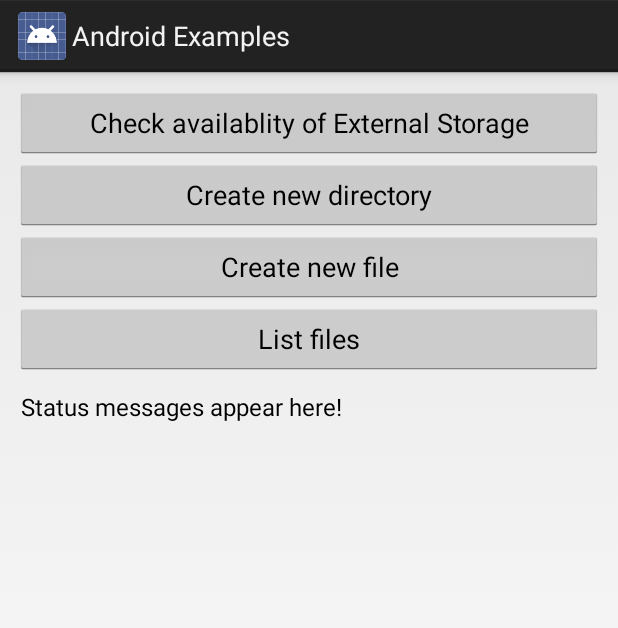
After one commit to VamsiSangam/AndroidExamples, an Android app: the ExternalStorageDemoActivity screen opened directly, with no data from a screen before it, on a phone screen of 412 x 824 dp. The commit adds this screen. Shown: the top 628 px of the screen. Run offline under Robolectric (Android 15) with nearby library versions, the phone set to English and light mode, and no system bars.

Commit message:
Added external storage example

```diff
--- a/app/build.gradle
+++ b/app/build.gradle
@@ -6,7 +6,7 @@ android {
     defaultConfig {
         applicationId "com.vamsisangam.androidexamples"
         minSdkVersion 16
-        targetSdkVersion 16
+        targetSdkVersion 25
         versionCode 1
         versionName "1.0"
         testInstrumentationRunner "android.support.test.runner.AndroidJUnitRunner"
--- a/app/src/main/java/com/vamsisangam/androidexamples/HomeActivity.java
+++ b/app/src/main/java/com/vamsisangam/androidexamples/HomeActivity.java
@@ -17,6 +17,7 @@ import android.widget.Toast;
 
 import com.vamsisangam.androidexamples.fragments.CourseFragmentsActivity;
 import com.vamsisangam.androidexamples.fragments.FragmentsDemoActivity;
+import com.vamsisangam.androidexamples.storage.external.ExternalStorageDemoActivity;
 import com.vamsisangam.androidexamples.storage.internal.CourseManagerActivity;
 
 import java.util.ArrayList;
@@ -66,6 +67,7 @@ public class HomeActivity extends ListActivity {
         arr.add(new HomeActivityListItem("Fragments Demo activity", "Demonstrates add, remove, replacing a fragment."));
         arr.add(new HomeActivityListItem("Course Fragments", "Displays one fragment consisting of courses, another having its description. Displays 2 fragments side by side in landscape, and in separate activities in portrait mode."));
         arr.add(new HomeActivityListItem("Course Manager App", "Add courses, delete courses, edit courses all in one place. Stores data into internal storage. Reads and writes data into .txt file."));
+        arr.add(new HomeActivityListItem("External Storage Demo!", "Programmatically accesses the external storage and creates files/directory. Asks for permissions at runtime for devices > API 23."));
 
         ArrayList<HashMap<String, String>> data = new ArrayList<>();
 
@@ -122,6 +124,7 @@ public class HomeActivity extends ListActivity {
         activityMap.put(21, FragmentsDemoActivity.class);
         activityMap.put(22, CourseFragmentsActivity.class);
         activityMap.put(23, CourseManagerActivity.class);
+        activityMap.put(24, ExternalStorageDemoActivity.class);
 
         lv.setOnItemClickListener(new AdapterView.OnItemClickListener() {
             @Override
--- /dev/null
+++ b/app/src/main/res/layout/activity_external_storage_demo.xml
@@ -0,0 +1,44 @@
+<?xml version="1.0" encoding="utf-8"?>
+<LinearLayout xmlns:android="http://schemas.android.com/apk/res/android"
+    xmlns:tools="http://schemas.android.com/tools"
+    android:layout_width="match_parent"
+    android:layout_height="match_parent"
+    android:orientation="vertical"
+    android:padding="10dp"
+    tools:context="com.vamsisangam.androidexamples.storage.external.ExternalStorageDemoActivity">
+    <Button
+        android:layout_width="match_parent"
+        android:layout_height="wrap_content"
+        android:text="Check availablity of External Storage"
+        android:onClick="checkAvailability"/>
+    <Button
+        android:layout_width="match_parent"
+        android:layout_height="wrap_content"
+        android:text="Create new directory"
+        android:onClick="createNewDirectory"/>
+    <Button
+        android:layout_width="match_parent"
+        android:layout_height="wrap_content"
+        android:text="Create new file"
+        android:onClick="createNewFile"/>
+    <Button
+        android:layout_width="match_parent"
+        android:layout_height="wrap_content"
+        android:text="List files"
+        android:onClick="listFiles"/>
+    <ScrollView
+        android:layout_width="match_parent"
+        android:layout_height="match_parent"
+        android:layout_weight="1"
+        android:layout_marginTop="6dp"
+        android:padding="4dp">
+        <TextView
+            android:layout_width="match_parent"
+            android:layout_height="wrap_content"
+            android:text="Status messages appear here!"
+            android:textColor="@color/colorBlack"
+            android:textSize="16sp"
+            android:id="@+id/txtMessage"/>
+    </ScrollView>
+
+</LinearLayout>
```
Also changed, not shown: app/src/main/AndroidManifest.xml (+2 -8 lines), app/src/main/java/com/vamsisangam/androidexamples/storage/external/ExternalStorageDemoActivity.java (added, +143 -0 lines).
